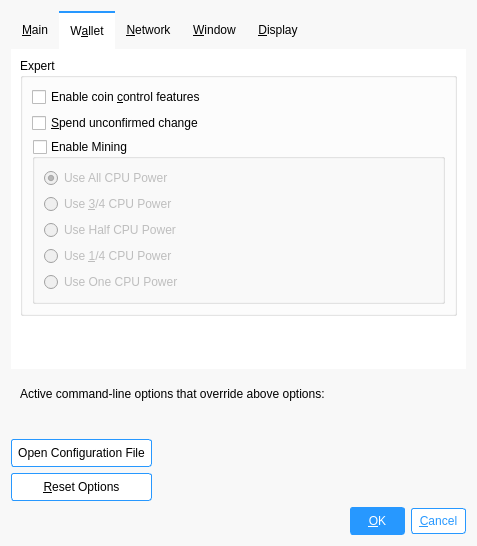
Qt form src/qt/forms/optionsdialog.ui (ecoinchain/ecoin) before a commit.
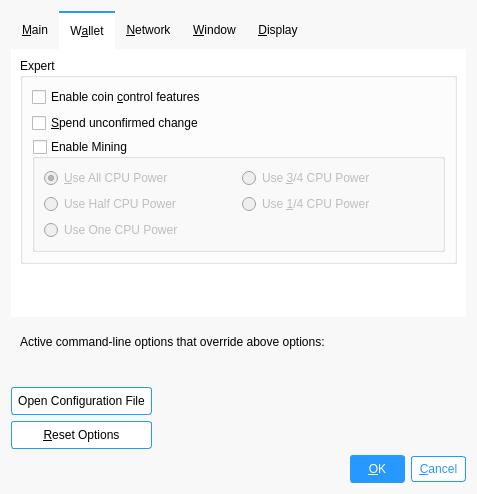
The same form after that commit. The open tabs and pages were chosen to show the change. Icons and pictures are not drawn. Custom widgets are drawn as their Qt base class.

What changed in the file:
```diff
--- a/src/qt/forms/optionsdialog.ui
+++ b/src/qt/forms/optionsdialog.ui
@@ -306,48 +306,48 @@
             <property name="checked">
              <bool>false</bool>
             </property>
-            <layout class="QVBoxLayout" name="verticalLayout_3">
-             <item>
+            <layout class="QGridLayout" name="gridLayout_2">
+             <item row="2" column="0">
+              <widget class="QRadioButton" name="halfcpu">
+               <property name="text">
+                <string>Use Half CPU Power</string>
+               </property>
+               <property name="checked">
+                <bool>false</bool>
+               </property>
+              </widget>
+             </item>
+             <item row="4" column="0">
+              <widget class="QRadioButton" name="onecpu">
+               <property name="text">
+                <string>Use One CPU Power</string>
+               </property>
+              </widget>
+             </item>
+             <item row="0" column="0">
               <widget class="QRadioButton" name="allcpu">
                <property name="text">
-                <string>Use All CPU Power</string>
+                <string>&amp;Use All CPU Power</string>
                </property>
                <property name="checked">
                 <bool>true</bool>
                </property>
               </widget>
              </item>
-             <item>
+             <item row="0" column="1">
               <widget class="QRadioButton" name="use3quartercpu">
                <property name="text">
                 <string>Use &amp;3/4 CPU Power</string>
                </property>
               </widget>
              </item>
-             <item>
-              <widget class="QRadioButton" name="halfcpu">
-               <property name="text">
-                <string>Use Half CPU Power</string>
-               </property>
-               <property name="checked">
-                <bool>false</bool>
-               </property>
-              </widget>
-             </item>
-             <item>
+             <item row="2" column="1">
               <widget class="QRadioButton" name="use1quartercpu">
                <property name="text">
                 <string>Use &amp;1/4 CPU Power</string>
                </property>
               </widget>
              </item>
-             <item>
-              <widget class="QRadioButton" name="onecpu">
-               <property name="text">
-                <string>Use One CPU Power</string>
-               </property>
-              </widget>
-             </item>
             </layout>
            </widget>
           </item>
```
Left out of the diff: 2 changed lines with no effect on the pictures.
